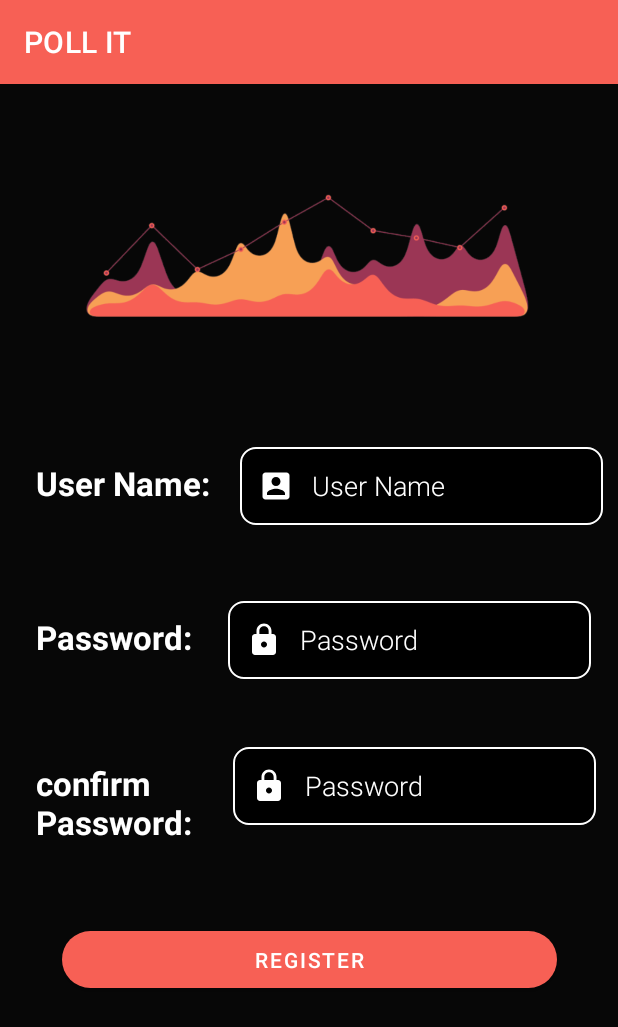
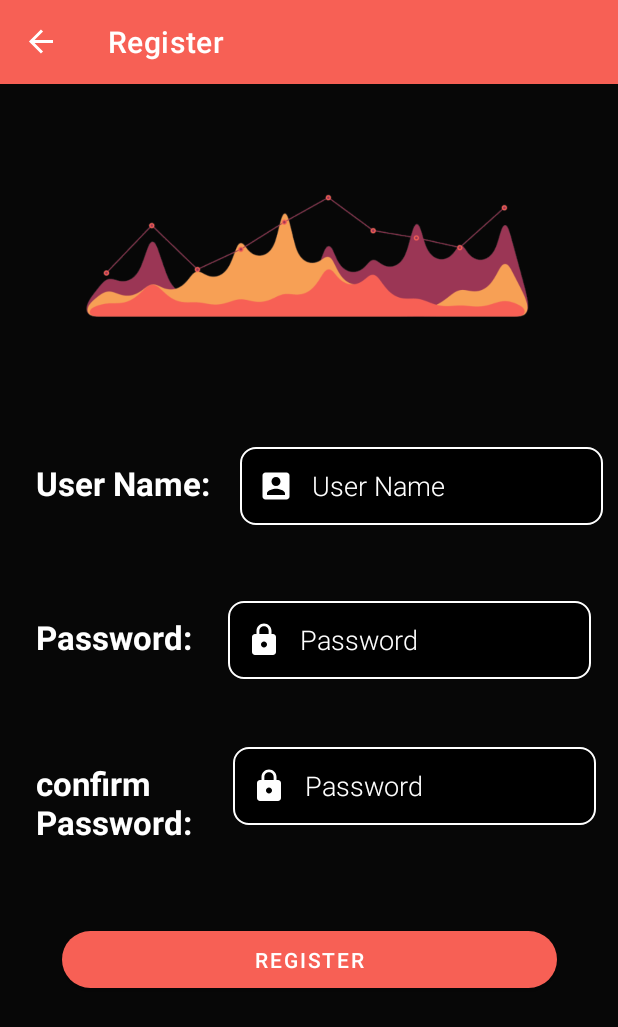
Before and after one commit to Shimoco7/Poll-It, an Android app: the screen it shows after launch (ActivityBase), after a tap on "REGISTER", on a phone screen of 412 x 824 dp. Shown: the top 1027 px of the screen. Run offline under Robolectric (Android 15) with nearby library versions, the phone set to English and light mode, and no system bars; our stand-ins replace navigation-ui.

Commit message:
Added NavigationUI to ActivityBase and allowed back button on option menu

```diff
--- a/app/src/main/java/com/example/appproject/ActivityBase.java
+++ b/app/src/main/java/com/example/appproject/ActivityBase.java
@@ -1,18 +1,39 @@
 package com.example.appproject;
 
+import androidx.annotation.NonNull;
 import androidx.appcompat.app.AppCompatActivity;
+import androidx.navigation.NavController;
+import androidx.navigation.NavHost;
+import androidx.navigation.ui.NavigationUI;
 
 import android.os.Bundle;
+import android.view.MenuItem;
 
 public class ActivityBase extends AppCompatActivity {
+
+    NavController navController;
 
     @Override
     protected void onCreate(Bundle savedInstanceState) {
         super.onCreate(savedInstanceState);
         setContentView(R.layout.activity_base);
-
-
+        NavHost navHost = (NavHost) getSupportFragmentManager().findFragmentById(R.id.base_navhost);
+        assert navHost != null;
+        navController = navHost.getNavController();
+        NavigationUI.setupActionBarWithNavController(this,navController);
     }
 
-
+    @Override
+    public boolean onOptionsItemSelected(@NonNull MenuItem item) {
+        if(!super.onOptionsItemSelected(item)){
+            switch (item.getItemId()){
+                case android.R.id.home:
+                    navController.navigateUp();
+                    return true;
+                default:
+                    NavigationUI.onNavDestinationSelected(item,navController);
+            }
+        }
+        return false;
+    }
 }
--- a/app/src/main/java/com/example/appproject/FragmentWelcome.java
+++ b/app/src/main/java/com/example/appproject/FragmentWelcome.java
@@ -64,12 +64,8 @@ public class FragmentWelcome extends Fragment {
 
         Button signInBtn = view.findViewById(R.id.welcome_sign_in_btn);
         Button registerBtn = view.findViewById(R.id.welcome_register_btn);
-        signInBtn.setOnClickListener(v->{
-            Navigation.findNavController(v).navigate(R.id.action_fragmentWelcome_to_fragmentSignIn);
-        });
-        registerBtn.setOnClickListener(v->{
-            Navigation.findNavController(v).navigate(R.id.action_fragmentWelcome_to_fragmentRegister);
-        });
+        signInBtn.setOnClickListener(Navigation.createNavigateOnClickListener(FragmentWelcomeDirections.actionFragmentWelcomeToFragmentSignIn()));
+        registerBtn.setOnClickListener(Navigation.createNavigateOnClickListener(FragmentWelcomeDirections.actionFragmentWelcomeToFragmentRegister()));
 
         return view;
     }
--- a/app/src/main/res/navigation/nav_graph.xml
+++ b/app/src/main/res/navigation/nav_graph.xml
@@ -7,8 +7,8 @@
     <fragment
         android:id="@+id/fragmentWelcome"
         android:name="com.example.appproject.FragmentWelcome"
-        android:label="fragment_welcome"
-        tools:layout="@layout/fragment_welcome" >
+        android:label="Poll-It"
+        tools:layout="@layout/fragment_welcome">
         <action
             android:id="@+id/action_fragmentWelcome_to_fragmentSignIn"
             app:destination="@id/fragmentSignIn" />
@@ -19,11 +19,11 @@
     <fragment
         android:id="@+id/fragmentSignIn"
         android:name="com.example.appproject.FragmentSignIn"
-        android:label="fragment_signin"
+        android:label="Sign In"
         tools:layout="@layout/fragment_signin" />
     <fragment
         android:id="@+id/fragmentRegister"
         android:name="com.example.appproject.FragmentRegister"
-        android:label="fragment_register"
-        tools:layout="@layout/fragment_register"/>
+        android:label="Register"
+        tools:layout="@layout/fragment_register" />
 </navigation>
```
